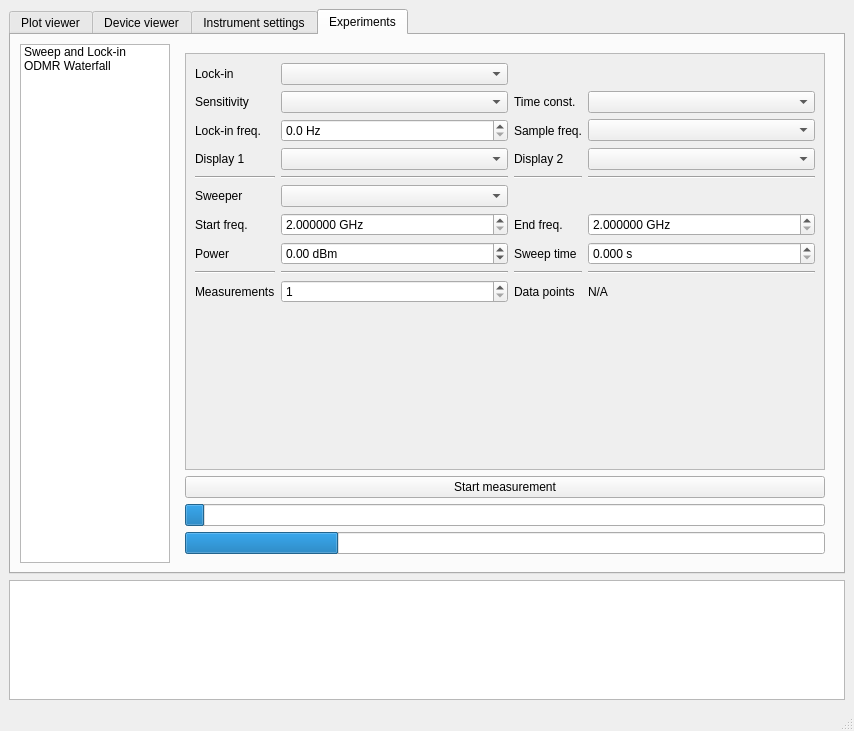
First picture: the form in UI/mainwindow.ui, repository bgoblyos/pymeas-ng, before the edit.
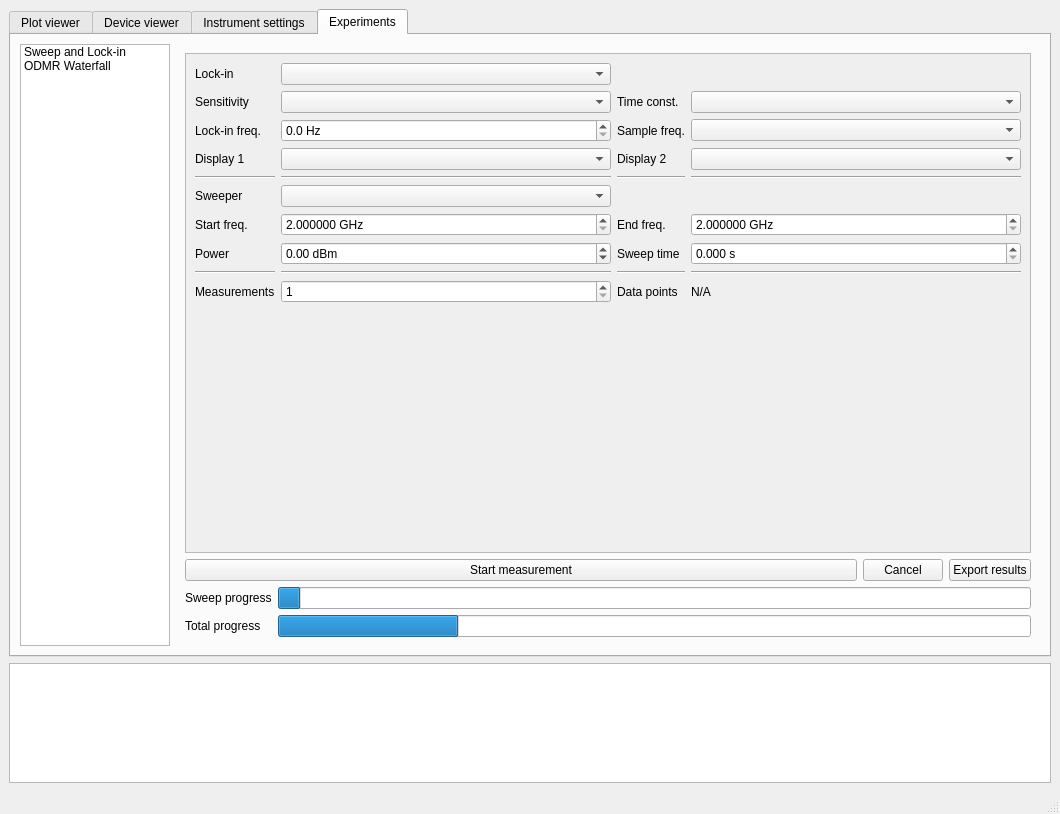
Second picture: the form after the edit. The open tabs and pages were chosen to show the change. Custom widgets are drawn as their Qt base class.

Commit message: Start implementing cancel, export and polarity switching

```diff
--- a/UI/mainwindow.ui
+++ b/UI/mainwindow.ui
@@ -6,8 +6,8 @@
    <rect>
     <x>0</x>
     <y>0</y>
-    <width>854</width>
-    <height>731</height>
+    <width>1060</width>
+    <height>814</height>
    </rect>
   </property>
   <property name="windowTitle">
@@ -616,8 +616,8 @@
                 <rect>
                  <x>0</x>
                  <y>0</y>
-                 <width>543</width>
-                 <height>358</height>
+                 <width>858</width>
+                 <height>482</height>
                 </rect>
                </property>
                <layout class="QGridLayout" name="gridLayout">
@@ -932,13 +932,51 @@
              </widget>
             </item>
             <item>
+             <layout class="QHBoxLayout" name="horizontalLayout_11">
+              <item>
              <widget class="QPushButton" name="sweepAndLockStart">
+                <property name="sizePolicy">
+                 <sizepolicy hsizetype="Expanding" vsizetype="Fixed">
+                  <horstretch>0</horstretch>
+                  <verstretch>0</verstretch>
+                 </sizepolicy>
+                </property>
               <property name="text">
                <string>Start measurement</string>
               </property>
              </widget>
             </item>
             <item>
+               <widget class="QPushButton" name="sweepAndLockCancel">
+                <property name="sizePolicy">
+                 <sizepolicy hsizetype="Preferred" vsizetype="Fixed">
+                  <horstretch>0</horstretch>
+                  <verstretch>0</verstretch>
+                 </sizepolicy>
+                </property>
+                <property name="text">
+                 <string>Cancel</string>
+                </property>
+               </widget>
+              </item>
+              <item>
+               <widget class="QPushButton" name="sweepAndLockExport">
+                <property name="sizePolicy">
+                 <sizepolicy hsizetype="Preferred" vsizetype="Fixed">
+                  <horstretch>0</horstretch>
+                  <verstretch>0</verstretch>
+                 </sizepolicy>
+                </property>
+                <property name="text">
+                 <string>Export results</string>
+                </property>
+               </widget>
+              </item>
+             </layout>
+            </item>
+            <item>
+             <layout class="QFormLayout" name="formLayout_4">
+              <item row="0" column="1">
              <widget class="QProgressBar" name="sweepAndLockProgress">
               <property name="maximum">
                <number>100</number>
@@ -954,7 +992,7 @@
               </property>
              </widget>
             </item>
-            <item>
+              <item row="1" column="1">
              <widget class="QProgressBar" name="sweepAndLockTotalProgress">
               <property name="value">
                <number>24</number>
@@ -964,6 +1002,22 @@
               </property>
              </widget>
             </item>
+              <item row="0" column="0">
+               <widget class="QLabel" name="label_49">
+                <property name="text">
+                 <string>Sweep progress</string>
+                </property>
+               </widget>
+              </item>
+              <item row="1" column="0">
+               <widget class="QLabel" name="label_50">
+                <property name="text">
+                 <string>Total progress</string>
+                </property>
+               </widget>
+              </item>
+             </layout>
+            </item>
            </layout>
           </widget>
           <widget class="QWidget" name="expODMRWaterfall">
```
Left out of the diff: 60 changed lines with no effect on the pictures. Lines whose indentation alone changed are shown as unchanged. The commit also changes 5 other files.
